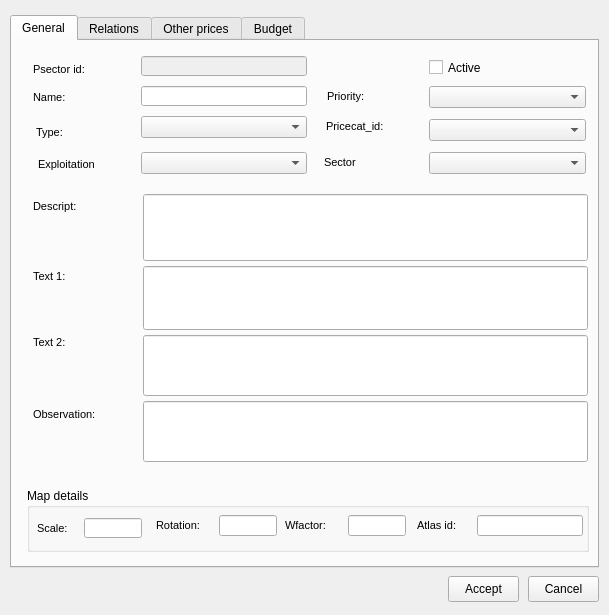
Above: ui/plan_psector_.ui from Giswater/giswater_qgis_plugin before the change. Below: the same form after it.
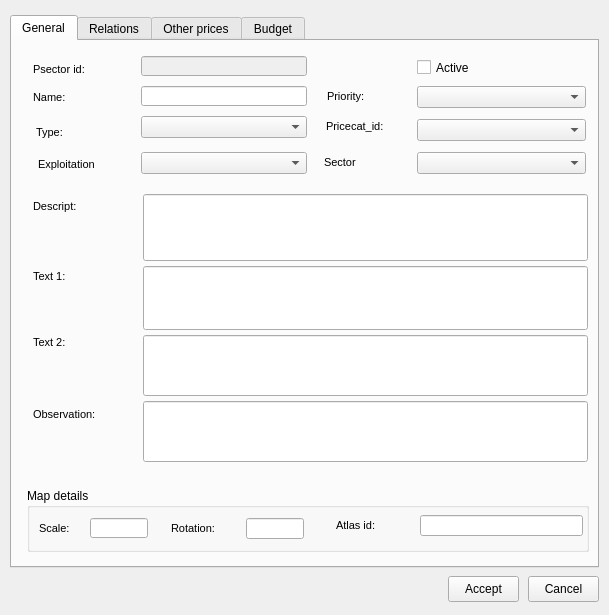
That is the form after the change. Icons and pictures are not drawn.

Diff of the .ui file:
```diff
--- a/ui/plan_psector_.ui
+++ b/ui/plan_psector_.ui
@@ -41,35 +41,10 @@
      <property name="title">
       <string>Map details</string>
      </property>
-     <widget class="QLineEdit" name="wfactor">
-      <property name="enabled">
-       <bool>true</bool>
-      </property>
-      <property name="geometry">
-       <rect>
-        <x>321</x>
-        <y>27</y>
-        <width>58</width>
-        <height>21</height>
-       </rect>
-      </property>
-      <property name="font">
-       <font>
-        <family>Arial</family>
-        <italic>false</italic>
-       </font>
-      </property>
-      <property name="text">
-       <string/>
-      </property>
-      <property name="alignment">
-       <set>Qt::AlignLeading|Qt::AlignLeft|Qt::AlignTop</set>
-      </property>
-     </widget>
      <widget class="QLabel" name="label_scale_3">
       <property name="geometry">
        <rect>
-        <x>10</x>
+        <x>12</x>
         <y>30</y>
         <width>51</width>
         <height>21</height>
@@ -87,35 +62,14 @@
        <string>Scale:</string>
       </property>
      </widget>
-     <widget class="QLabel" name="label_wfactor">
-      <property name="geometry">
-       <rect>
-        <x>258</x>
-        <y>27</y>
-        <width>70</width>
-        <height>21</height>
-       </rect>
-      </property>
-      <property name="font">
-       <font>
-        <family>Arial</family>
-        <pointsize>8</pointsize>
-        <weight>50</weight>
-        <bold>false</bold>
-       </font>
-      </property>
-      <property name="text">
-       <string>Wfactor:</string>
-      </property>
-     </widget>
      <widget class="QLineEdit" name="rotation">
       <property name="enabled">
        <bool>true</bool>
       </property>
       <property name="geometry">
        <rect>
-        <x>192</x>
-        <y>27</y>
+        <x>219</x>
+        <y>30</y>
         <width>58</width>
         <height>21</height>
        </rect>
@@ -136,8 +90,8 @@
      <widget class="QLabel" name="label_rotation_3">
       <property name="geometry">
        <rect>
-        <x>129</x>
-        <y>27</y>
+        <x>144</x>
+        <y>30</y>
         <width>71</width>
         <height>21</height>
        </rect>
@@ -160,7 +114,7 @@
       </property>
       <property name="geometry">
        <rect>
-        <x>57</x>
+        <x>63</x>
         <y>30</y>
         <width>58</width>
         <height>20</height>
@@ -185,9 +139,9 @@
       </property>
       <property name="geometry">
        <rect>
-        <x>450</x>
+        <x>393</x>
         <y>27</y>
-        <width>106</width>
+        <width>163</width>
         <height>21</height>
        </rect>
       </property>
@@ -207,7 +161,7 @@
      <widget class="QLabel" name="label_atlas_id">
       <property name="geometry">
        <rect>
-        <x>390</x>
+        <x>309</x>
         <y>27</y>
         <width>70</width>
         <height>21</height>
@@ -410,9 +364,9 @@
     <widget class="QComboBox" name="sector_id">
      <property name="geometry">
       <rect>
-       <x>417</x>
+       <x>405</x>
        <y>111</y>
-       <width>157</width>
+       <width>169</width>
        <height>22</height>
       </rect>
      </property>
@@ -451,9 +405,9 @@
     <widget class="QComboBox" name="priority">
      <property name="geometry">
       <rect>
-       <x>417</x>
+       <x>405</x>
        <y>45</y>
-       <width>157</width>
+       <width>169</width>
        <height>22</height>
       </rect>
      </property>
@@ -683,9 +637,9 @@
     <widget class="QComboBox" name="price_id">
      <property name="geometry">
       <rect>
-       <x>417</x>
+       <x>405</x>
        <y>78</y>
-       <width>157</width>
+       <width>169</width>
        <height>22</height>
       </rect>
      </property>
@@ -693,7 +647,7 @@
     <widget class="QCheckBox" name="unconnected">
      <property name="geometry">
       <rect>
-       <x>417</x>
+       <x>405</x>
        <y>18</y>
        <width>121</width>
        <height>17</height>
```
Left out of the diff: 26 changed lines with no effect on the pictures.
